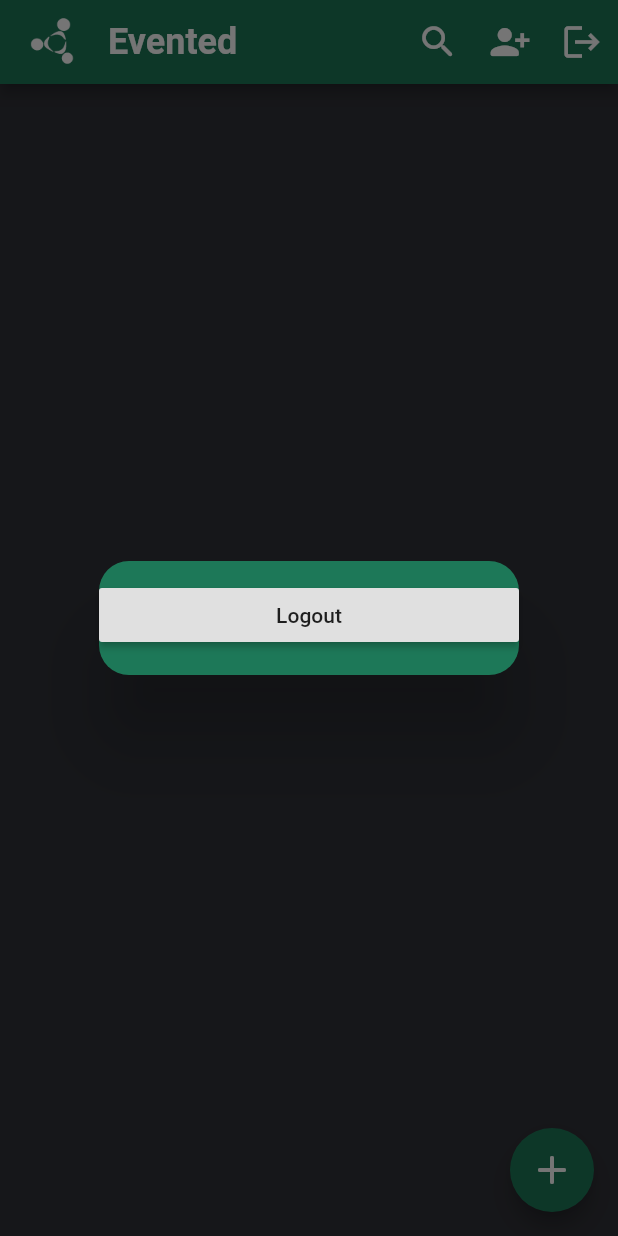
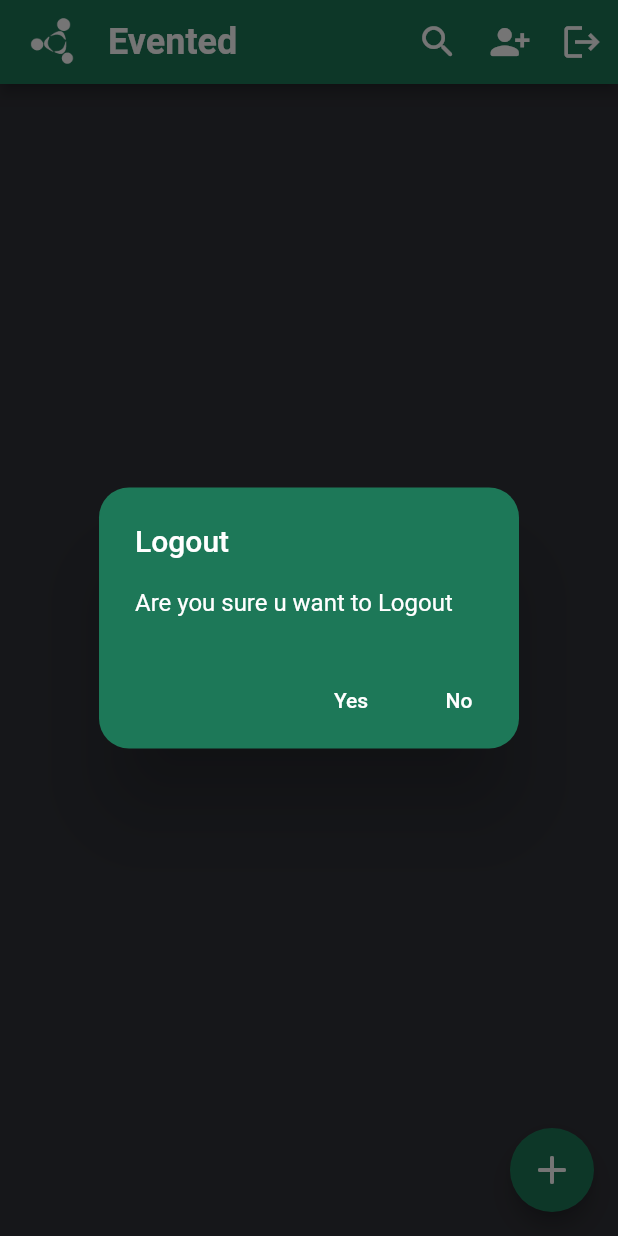
Before and after one commit to Maretius/evented, a Flutter app: the Evented screen opened directly, after a tap on the "logout" icon, on a phone screen of 412 x 824 dp. Run offline on Flutter 3.47's test engine with Material 2 defaults, Android fonts, the phone set to English and light mode, and no system bars; our stand-ins replace cloud_firestore, datetime_picker_formfield, firebase_auth, firebase_core, firebase_messaging, google_sign_in and 1 more; accounts and stored records are empty; Roboto replaces fonts that are missing (Arial).

Commit message:
main.dart new Login / Logout Layout

```diff
--- a/lib/main.dart
+++ b/lib/main.dart
@@ -132,19 +132,35 @@ class _EventedState extends State<Evented> {
                 showDialog(
                   context: context,
                   builder: (BuildContext cxt) {
-                    return SimpleDialog(
+                    return AlertDialog(
                         backgroundColor: kPrimaryColor,
                         shape: RoundedRectangleBorder(
                           borderRadius: BorderRadiusDirectional.vertical(top: Radius.circular(20.0), bottom: Radius.circular(20.0)),
                         ),
-                        children: [
-                          RaisedButton(
+                        title: isLoggedIn ? Text('Logout', style: TextStyle(color: Colors.white)) : Text('Login', style: TextStyle(color: Colors.white)),
+                        content: isLoggedIn ? Text('Are you sure u want to Logout', style: TextStyle(color: Colors.white)) : Text('Are you sure u want to Login', style: TextStyle(color: Colors.white)),
+                        actions: <Widget>[
+                          TextButton(
+                            child: Text(
+                              'Yes',
+                              style: TextStyle(color: Colors.white),
+                            ),
                             onPressed: () {
                               isLoggedIn ? logoutUser() : loginUser();
+                              Navigator.of(context).pop();
                             },
-                            child: isLoggedIn ? Text('Logout') : Text('Login'),
-                          )
-                        ]);
+                          ),
+                          TextButton(
+                            child: Text(
+                              'No',
+                              style: TextStyle(color: Colors.white),
+                            ),
+                            onPressed: () {
+                              Navigator.of(context).pop();
+                            },
+                          ),
+                        ],
+                    );
                   },
                 );
               },
```
Also changed, not shown: lib/database.dart (+9 -6 lines).
